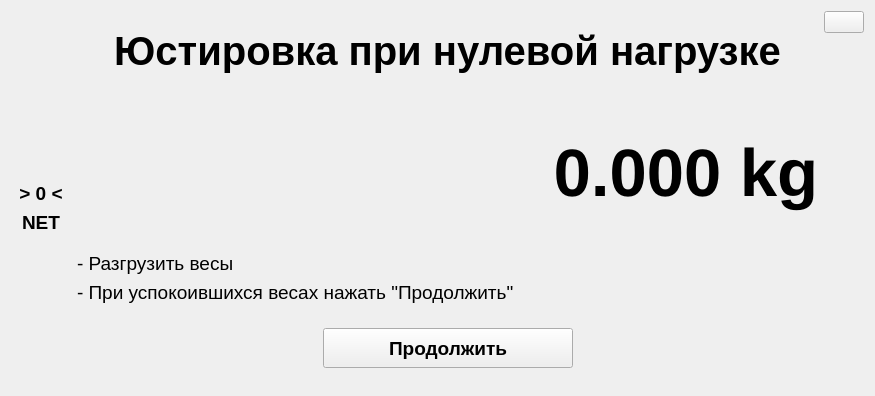
Old version of the form alignwidget.ui in the repository cyrillwork/MassaK.
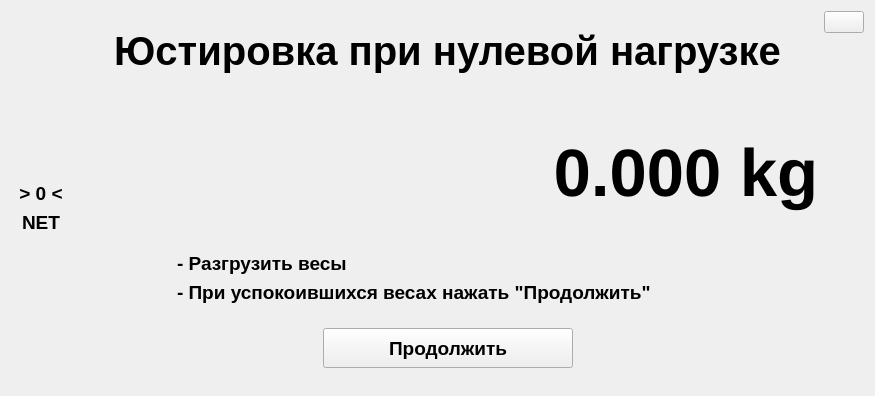
New version of the form.

What changed in the file:
```diff
--- a/alignwidget.ui
+++ b/alignwidget.ui
@@ -216,13 +216,15 @@
      </item>
      <item>
       <layout class="QVBoxLayout" name="verticalLayout_4">
+       <property name="leftMargin">
+        <number>100</number>
+       </property>
        <item>
         <widget class="QLabel" name="w_clbLabel">
          <property name="font">
           <font>
            <pointsize>14</pointsize>
-           <weight>50</weight>
-           <bold>false</bold>
+           <bold>true</bold>
           </font>
          </property>
          <property name="text">
@@ -235,11 +237,15 @@
          <property name="font">
           <font>
            <pointsize>14</pointsize>
+           <bold>true</bold>
           </font>
          </property>
          <property name="text">
           <string>- При успокоившихся весах нажать &quot;Продолжить&quot;</string>
          </property>
+         <property name="margin">
+          <number>0</number>
+         </property>
         </widget>
        </item>
       </layout>
```
Left out of the diff: 5 changed lines with no effect on the pictures.
